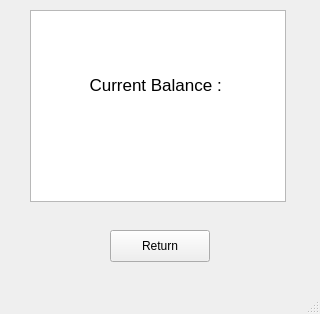
Above: BankingSystem/balancewindow.ui from danialross/BankingSystem before the change. Below: the same form after it.
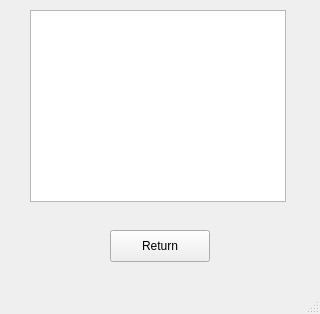
That is the form after the change.

The edit to the form file:
```diff
--- a/BankingSystem/balancewindow.ui
+++ b/BankingSystem/balancewindow.ui
@@ -31,12 +31,7 @@
 li.unchecked::marker { content: &quot;\2610&quot;; }
 li.checked::marker { content: &quot;\2612&quot;; }
 &lt;/style&gt;&lt;/head&gt;&lt;body style=&quot; font-family:'.AppleSystemUIFont'; font-size:13pt; font-weight:400; font-style:normal;&quot;&gt;
-&lt;p align=&quot;center&quot; style=&quot;-qt-paragraph-type:empty; margin-top:0px; margin-bottom:0px; margin-left:0px; margin-right:0px; -qt-block-indent:0; text-indent:0px;&quot;&gt;&lt;br /&gt;&lt;/p&gt;
-&lt;p align=&quot;center&quot; style=&quot;-qt-paragraph-type:empty; margin-top:0px; margin-bottom:0px; margin-left:0px; margin-right:0px; -qt-block-indent:0; text-indent:0px;&quot;&gt;&lt;br /&gt;&lt;/p&gt;
-&lt;p align=&quot;center&quot; style=&quot;-qt-paragraph-type:empty; margin-top:0px; margin-bottom:0px; margin-left:0px; margin-right:0px; -qt-block-indent:0; text-indent:0px;&quot;&gt;&lt;br /&gt;&lt;/p&gt;
-&lt;p align=&quot;center&quot; style=&quot; margin-top:0px; margin-bottom:0px; margin-left:0px; margin-right:0px; -qt-block-indent:0; text-indent:0px;&quot;&gt;Current Balance : &lt;/p&gt;
-&lt;p align=&quot;center&quot; style=&quot;-qt-paragraph-type:empty; margin-top:0px; margin-bottom:0px; margin-left:0px; margin-right:0px; -qt-block-indent:0; text-indent:0px;&quot;&gt;&lt;br /&gt;&lt;/p&gt;
-&lt;p align=&quot;center&quot; style=&quot; margin-top:0px; margin-bottom:0px; margin-left:0px; margin-right:0px; -qt-block-indent:0; text-indent:0px;&quot;&gt; &lt;/p&gt;&lt;/body&gt;&lt;/html&gt;</string>
+&lt;p align=&quot;center&quot; style=&quot;-qt-paragraph-type:empty; margin-top:0px; margin-bottom:0px; margin-left:0px; margin-right:0px; -qt-block-indent:0; text-indent:0px;&quot;&gt;&lt;br /&gt;&lt;/p&gt;&lt;/body&gt;&lt;/html&gt;</string>
     </property>
    </widget>
    <widget class="QPushButton" name="pushButton">
```
